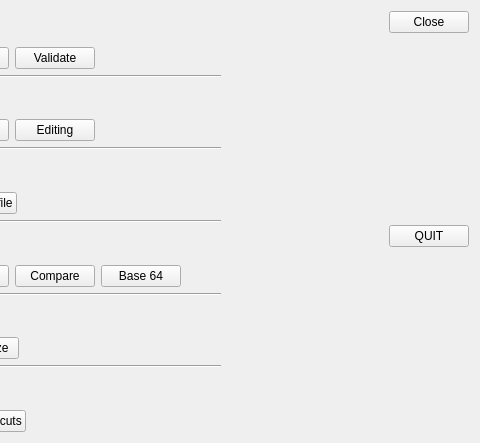
Qt form src/modules/help/guidedoperationsdialog.ui (lbellonda/qxmledit) before a commit; both pictures show x 208 to 688 and y 0 to 443 of the 688 by 443 pixel window.
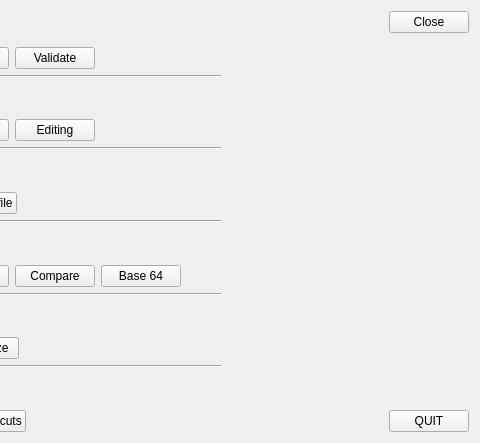
The same form after that commit. Icons and pictures are not drawn.

Diff of the .ui file:
```diff
--- a/src/modules/help/guidedoperationsdialog.ui
+++ b/src/modules/help/guidedoperationsdialog.ui
@@ -802,19 +802,6 @@
        </property>
       </widget>
      </item>
-     <item>
-      <spacer name="verticalSpacer_2">
-       <property name="orientation">
-        <enum>Qt::Vertical</enum>
-       </property>
-       <property name="sizeHint" stdset="0">
-        <size>
-         <width>20</width>
-         <height>40</height>
-        </size>
-       </property>
-      </spacer>
-     </item>
     </layout>
    </item>
   </layout>
```
